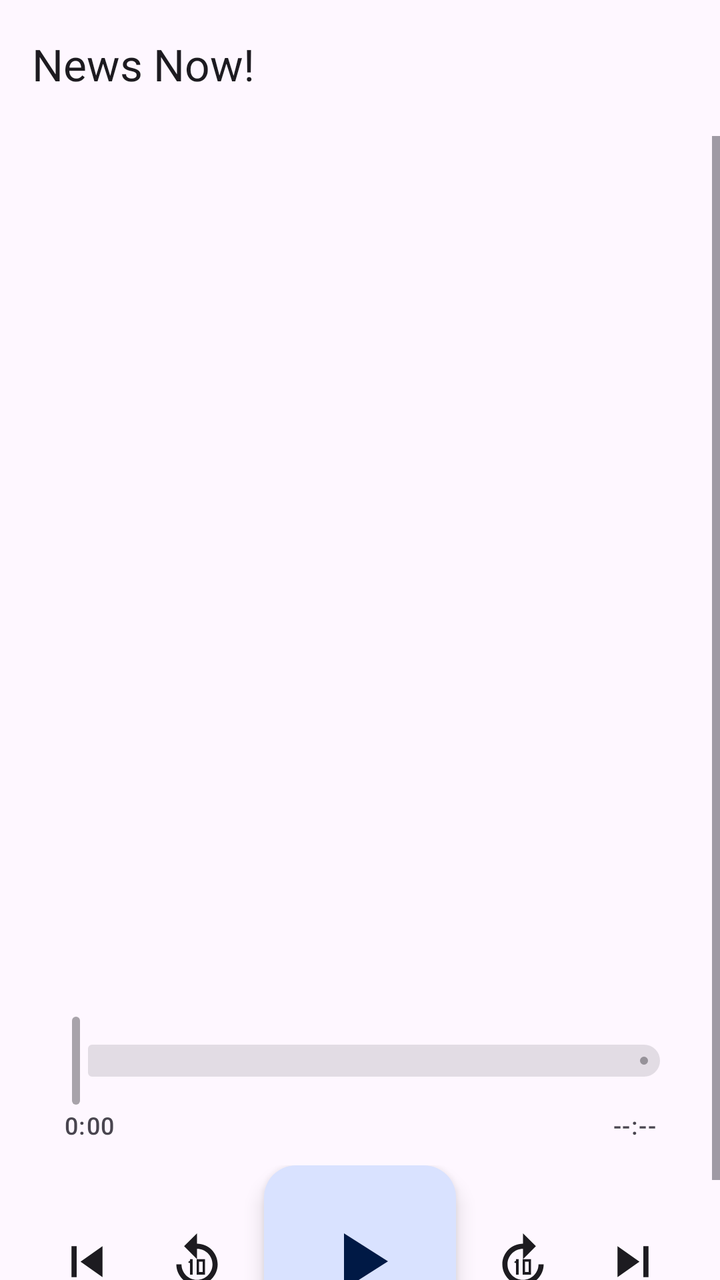
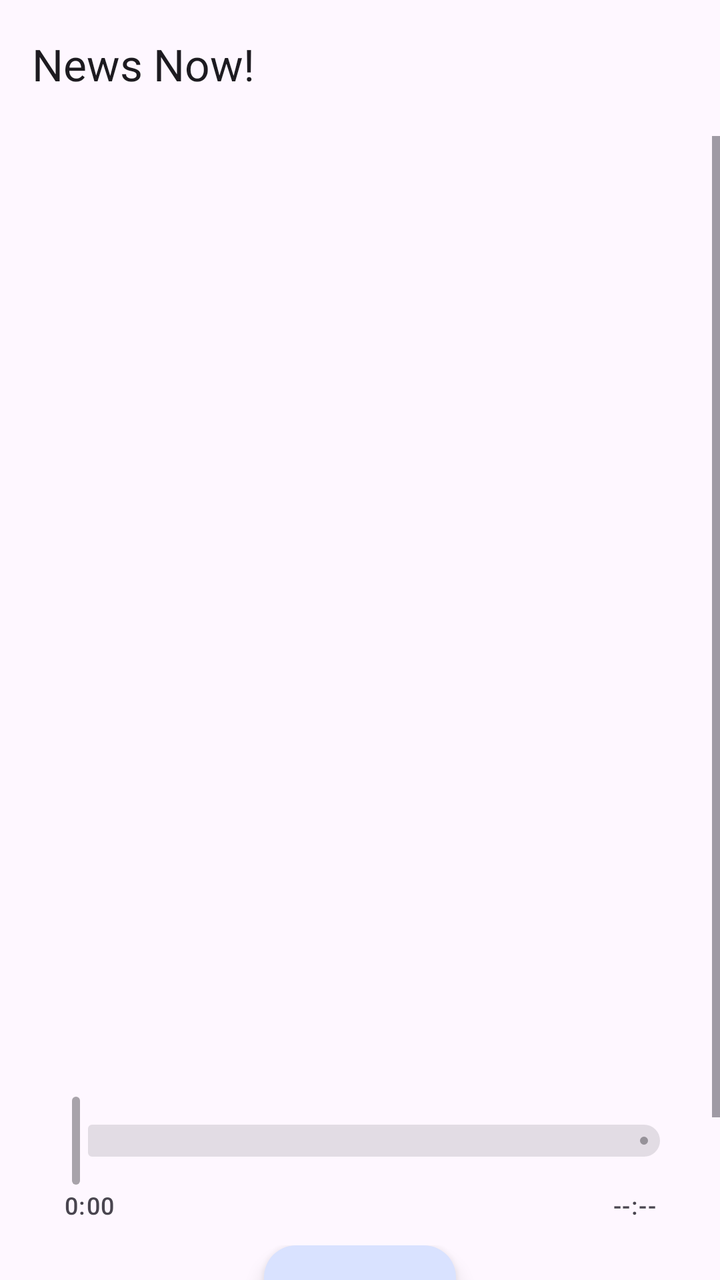

Screens rendered from an Android XML layout before and after an edit, with the pre-edit source and the edit as a unified diff.
<!-- AndroidManifest.xml: application theme Theme.NewsDrive -->
<!-- res/layout/activity_main.xml -->
<?xml version="1.0" encoding="utf-8"?>
<LinearLayout xmlns:android="http://schemas.android.com/apk/res/android"
    xmlns:app="http://schemas.android.com/apk/res-auto"
    android:id="@+id/root"
    android:layout_width="match_parent"
    android:layout_height="match_parent"
    android:background="?attr/colorSurface"
    android:fitsSystemWindows="true"
    android:orientation="vertical">

    <com.google.android.material.appbar.MaterialToolbar
        android:id="@+id/toolbar"
        android:layout_width="match_parent"
        android:layout_height="?attr/actionBarSize"
        app:title="@string/app_name" />

    <com.google.android.material.progressindicator.LinearProgressIndicator
        android:id="@+id/refreshProgress"
        android:layout_width="match_parent"
        android:layout_height="wrap_content"
        android:indeterminate="true"
        android:visibility="invisible" />

    <ScrollView
        android:layout_width="match_parent"
        android:layout_height="0dp"
        android:layout_weight="1"
        android:fillViewport="true">

        <LinearLayout
            android:layout_width="match_parent"
            android:layout_height="wrap_content"
            android:gravity="center"
            android:orientation="vertical"
            android:paddingHorizontal="16dp"
            android:paddingVertical="16dp">

            <androidx.viewpager2.widget.ViewPager2
                android:id="@+id/cards"
                android:layout_width="match_parent"
                android:layout_height="300dp"
                android:clipChildren="false"
                android:clipToPadding="false"
                android:contentDescription="@string/artwork"
                android:overScrollMode="never" />

            <TextView
                android:id="@+id/title"
                android:layout_width="match_parent"
                android:layout_height="wrap_content"
                android:layout_marginTop="28dp"
                android:gravity="center"
                android:textAppearance="?attr/textAppearanceHeadlineSmall"
                android:textColor="?attr/colorOnSurface" />

            <TextView
                android:id="@+id/subtitle"
                android:layout_width="match_parent"
                android:layout_height="wrap_content"
                android:layout_marginTop="4dp"
                android:gravity="center"
                android:textAppearance="?attr/textAppearanceBodyMedium"
                android:textColor="?attr/colorOnSurfaceVariant" />

            <TextView
                android:id="@+id/queueInfo"
                android:layout_width="match_parent"
                android:layout_height="wrap_content"
                android:layout_marginTop="4dp"
                android:gravity="center"
                android:textAppearance="?attr/textAppearanceLabelLarge"
                android:textColor="?attr/colorPrimary" />

            <com.google.android.material.slider.Slider
                android:id="@+id/seek"
                android:layout_width="match_parent"
                android:layout_height="wrap_content"
                android:layout_marginTop="16dp"
                android:enabled="false"
                android:valueFrom="0.0"
                android:valueTo="1.0"
                app:labelBehavior="gone" />

            <LinearLayout
                android:layout_width="match_parent"
                android:layout_height="wrap_content"
                android:orientation="horizontal"
                android:paddingHorizontal="16dp">

                <TextView
                    android:id="@+id/position"
                    android:layout_width="0dp"
                    android:layout_height="wrap_content"
                    android:layout_weight="1"
                    android:text="0:00"
                    android:textAppearance="?attr/textAppearanceLabelMedium"
                    android:textColor="?attr/colorOnSurfaceVariant" />

                <TextView
                    android:id="@+id/duration"
                    android:layout_width="0dp"
                    android:layout_height="wrap_content"
                    android:layout_weight="1"
                    android:gravity="end"
                    android:text="--:--"
                    android:textAppearance="?attr/textAppearanceLabelMedium"
                    android:textColor="?attr/colorOnSurfaceVariant" />
            </LinearLayout>

            <LinearLayout
                android:layout_width="match_parent"
                android:layout_height="wrap_content"
                android:layout_marginTop="12dp"
                android:gravity="center_vertical"
                android:orientation="horizontal">

                <ImageButton
                    android:id="@+id/btnPrev"
                    android:layout_width="0dp"
                    android:layout_height="72dp"
                    android:layout_weight="1"
                    android:background="?android:attr/selectableItemBackgroundBorderless"
                    android:padding="12dp"
                    android:scaleType="fitCenter"
                    android:contentDescription="@string/previous"
                    android:src="@drawable/ic_skip_previous"
                    android:tint="?attr/colorOnSurface" />

                <ImageButton
                    android:id="@+id/btnBack"
                    android:layout_width="0dp"
                    android:layout_height="72dp"
                    android:layout_weight="1"
                    android:background="?android:attr/selectableItemBackgroundBorderless"
                    android:padding="12dp"
                    android:scaleType="fitCenter"
                    android:contentDescription="@string/back10"
                    android:src="@drawable/ic_replay_10"
                    android:tint="?attr/colorOnSurface" />

                <com.google.android.material.floatingactionbutton.FloatingActionButton
                    android:id="@+id/btnPlay"
                    android:layout_width="wrap_content"
                    android:layout_height="wrap_content"
                    android:layout_marginHorizontal="6dp"
                    android:contentDescription="@string/play"
                    app:fabCustomSize="96dp"
                    app:maxImageSize="48dp"
                    app:srcCompat="@drawable/ic_play"
                    app:tint="?attr/colorOnPrimaryContainer" />

                <ImageButton
                    android:id="@+id/btnForward"
                    android:layout_width="0dp"
                    android:layout_height="72dp"
                    android:layout_weight="1"
                    android:background="?android:attr/selectableItemBackgroundBorderless"
                    android:padding="12dp"
                    android:scaleType="fitCenter"
                    android:contentDescription="@string/forward10"
                    android:src="@drawable/ic_forward_10"
                    android:tint="?attr/colorOnSurface" />

                <ImageButton
                    android:id="@+id/btnNext"
                    android:layout_width="0dp"
                    android:layout_height="72dp"
                    android:layout_weight="1"
                    android:background="?android:attr/selectableItemBackgroundBorderless"
                    android:padding="12dp"
                    android:scaleType="fitCenter"
                    android:contentDescription="@string/next"
                    android:src="@drawable/ic_skip_next"
                    android:tint="?attr/colorOnSurface" />
            </LinearLayout>
        </LinearLayout>
    </ScrollView>
</LinearLayout>
<!-- resources referenced by this layout -->
<resources>
  <!-- drawable ic_forward_10 (drawable) -->
  <?xml version="1.0" encoding="utf-8"?>
  <vector xmlns:android="http://schemas.android.com/apk/res/android"
      android:width="24dp"
      android:height="24dp"
      android:viewportWidth="24"
      android:viewportHeight="24">
      <path
          android:fillColor="#FFFFFF"
          android:pathData="M12,5V1l5,5 -5,5V7c-3.31,0 -6,2.69 -6,6s2.69,6 6,6 6,-2.69 6,-6h2c0,4.42 -3.58,8 -8,8s-8,-3.58 -8,-8 3.58,-8 8,-8z" />
      <path
          android:fillColor="#FFFFFF"
          android:fillType="evenOdd"
          android:pathData="M9.3,11h1v6h-1zM8.5,12.2l0.8,-0.6v1z M11.9,11h3.2v6h-3.2zM12.8,12v4h1.4v-4z" />
  </vector>
  <!-- drawable ic_play (drawable) -->
  <?xml version="1.0" encoding="utf-8"?>
  <vector xmlns:android="http://schemas.android.com/apk/res/android"
      android:width="24dp"
      android:height="24dp"
      android:viewportWidth="24"
      android:viewportHeight="24">
      <path
          android:fillColor="#FFFFFF"
          android:pathData="M8,5v14l11,-7z" />
  </vector>
  <!-- drawable ic_replay_10 (drawable) -->
  <?xml version="1.0" encoding="utf-8"?>
  <vector xmlns:android="http://schemas.android.com/apk/res/android"
      android:width="24dp"
      android:height="24dp"
      android:viewportWidth="24"
      android:viewportHeight="24">
      <path
          android:fillColor="#FFFFFF"
          android:pathData="M12,5V1L7,6l5,5V7c3.31,0 6,2.69 6,6s-2.69,6 -6,6 -6,-2.69 -6,-6H4c0,4.42 3.58,8 8,8s8,-3.58 8,-8 -3.58,-8 -8,-8z" />
      <path
          android:fillColor="#FFFFFF"
          android:fillType="evenOdd"
          android:pathData="M9.3,11h1v6h-1zM8.5,12.2l0.8,-0.6v1z M11.9,11h3.2v6h-3.2zM12.8,12v4h1.4v-4z" />
  </vector>
  <!-- drawable ic_skip_next (drawable) -->
  <?xml version="1.0" encoding="utf-8"?>
  <vector xmlns:android="http://schemas.android.com/apk/res/android"
      android:width="24dp"
      android:height="24dp"
      android:viewportWidth="24"
      android:viewportHeight="24">
      <path
          android:fillColor="#FFFFFF"
          android:pathData="M6,18l8.5,-6L6,6v12zM16,6v12h2V6h-2z" />
  </vector>
  <!-- drawable ic_skip_previous (drawable) -->
  <?xml version="1.0" encoding="utf-8"?>
  <vector xmlns:android="http://schemas.android.com/apk/res/android"
      android:width="24dp"
      android:height="24dp"
      android:viewportWidth="24"
      android:viewportHeight="24">
      <path
          android:fillColor="#FFFFFF"
          android:pathData="M6,6h2v12H6zM9.5,12l8.5,6V6z" />
  </vector>
  <string name="app_name">News Now!</string>
  <string name="artwork">Station artwork</string>
  <string name="back10">Back 10 seconds</string>
  <string name="forward10">Forward 10 seconds</string>
  <string name="next">Next bulletin</string>
  <string name="play">Play</string>
  <string name="previous">Previous bulletin</string>
  <style name="Theme.NewsDrive" parent="Theme.Material3.DayNight.NoActionBar">
          <item name="colorPrimary">#0B5BD3</item>
          <item name="colorOnPrimary">#FFFFFF</item>
          <item name="colorPrimaryContainer">#D9E2FF</item>
          <item name="colorOnPrimaryContainer">#001945</item>
      </style>
</resources>

<!-- the commit's change to res/layout/activity_main.xml (unified diff, before → after) -->
@@ -22,6 +22,7 @@
         android:visibility="invisible" />
 
     <ScrollView
+        android:id="@+id/scroll"
         android:layout_width="match_parent"
         android:layout_height="0dp"
         android:layout_weight="1"
@@ -38,7 +39,7 @@
             <androidx.viewpager2.widget.ViewPager2
                 android:id="@+id/cards"
                 android:layout_width="match_parent"
-                android:layout_height="300dp"
+                android:layout_height="340dp"
                 android:clipChildren="false"
                 android:clipToPadding="false"
                 android:contentDescription="@string/artwork"
